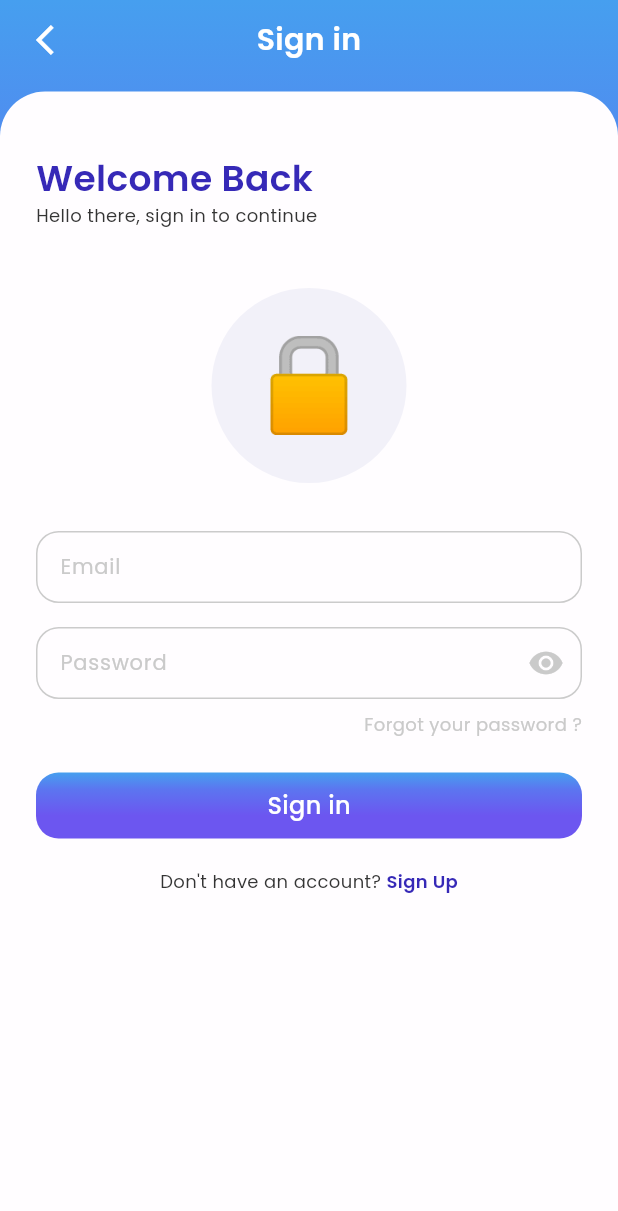
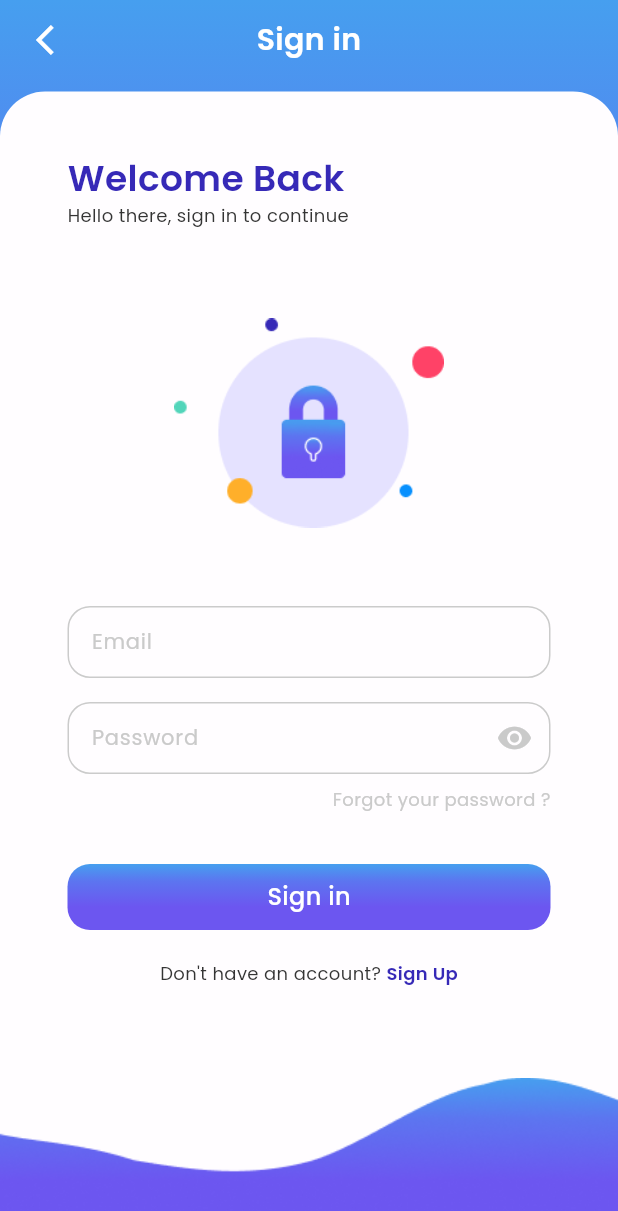
Before and after one commit to ItsKalfox/skillfox, a Flutter app: the screen it shows after launch, after a tap on the "arrow forward" icon, on a phone screen of 412 x 824 dp. Shown: the top 1211 px of the screen. Run offline on Flutter 3.47's test engine with Material 3 defaults, Android fonts, the phone set to English and light mode, and no system bars; our stand-ins replace cloud_firestore, firebase_auth, firebase_core, firebase_storage, flutter_svg, google_fonts and 4 more; accounts and stored records are empty; project files that could hold a hidden picture were left out.

Commit message:
feat: polish sign in screen UI >> >> - Replace lock emoji placeholder with lock-clipart.png asset >> - Add bottom-line.png decoration anchored to true screen bottom >> - Fix bottom line visibility by placing it above the white card in the Stack

```diff
--- a/lib/screens/auth/sign_in_screen.dart
+++ b/lib/screens/auth/sign_in_screen.dart
@@ -52,7 +52,13 @@ class _SignInScreenState extends State<SignInScreen> {
     return Scaffold(
       body: Stack(
         children: [
-          Container(decoration: const BoxDecoration(gradient: AppColors.mainGradient)),
+
+          // ✅ Layer 1 — gradient background fills entire screen
+          Container(
+            decoration: const BoxDecoration(gradient: AppColors.mainGradient),
+          ),
+
+          // ✅ Layer 2 — main content inside SafeArea
           SafeArea(
             child: Column(
               children: [
@@ -69,7 +75,8 @@ class _SignInScreenState extends State<SignInScreen> {
                         child: Text('Sign in',
                           textAlign: TextAlign.center,
                           style: GoogleFonts.poppins(
-                            fontSize: 20, fontWeight: FontWeight.w600, color: Colors.white,
+                            fontSize: 20, fontWeight: FontWeight.w600,
+                            color: Colors.white,
                           ),
                         ),
                       ),
@@ -89,7 +96,10 @@ class _SignInScreenState extends State<SignInScreen> {
                       ),
                     ),
                     child: SingleChildScrollView(
-                      padding: const EdgeInsets.all(24),
+                      padding: const EdgeInsets.only(
+                        top: 24, left: 45, right: 45,
+                        bottom: 120, // ✅ prevents content hiding behind bottom line
+                      ),
                       child: Form(
                         key: _formKey,
                         child: Column(
@@ -108,17 +118,13 @@ class _SignInScreenState extends State<SignInScreen> {
                               ),
                             ),
                             const SizedBox(height: 40),
-                            // Illustration placeholder
+                            // ✅ lock-clipart.png illustration
                             Center(
-                              child: Container(
-                                width: 130, height: 130,
-                                decoration: BoxDecoration(
-                                  color: AppColors.primary4,
-                                  shape: BoxShape.circle,
-                                ),
-                                child: const Center(
-                                  child: Text('🔒', style: TextStyle(fontSize: 60)),
-                                ),
+                              child: Image.asset(
+                                'assets/images/lock-clipart.png',
+                                width: 180,
+                                height: 180,
+                                fit: BoxFit.contain,
                               ),
                             ),
                             const SizedBox(height: 32),
@@ -133,14 +139,17 @@ class _SignInScreenState extends State<SignInScreen> {
                               placeholder: 'Password',
                               obscure: true,
                               controller: _passCtrl,
-                              validator: (v) => v == null || v.isEmpty ? 'Password required' : null,
+                              validator: (v) => v == null || v.isEmpty
+                                  ? 'Password required'
+                                  : null,
                             ),
                             const SizedBox(height: 8),
                             Align(
                               alignment: Alignment.centerRight,
                               child: GestureDetector(
                                 onTap: () => Navigator.push(context,
-                                  MaterialPageRoute(builder: (_) => const ForgotPasswordScreen())),
+                                  MaterialPageRoute(
+                                    builder: (_) => const ForgotPasswordScreen())),
                                 child: Text('Forgot your password ?',
                                   style: GoogleFonts.poppins(
                                     fontSize: 12, color: AppColors.neutral4,
@@ -148,7 +157,7 @@ class _SignInScreenState extends State<SignInScreen> {
                                 ),
                               ),
                             ),
-                            const SizedBox(height: 24),
+                            const SizedBox(height: 35),
                             GradientButton(
                               text: 'Sign in',
                               onPressed: _signIn,
@@ -159,11 +168,13 @@ class _SignInScreenState extends State<SignInScreen> {
                               mainAxisAlignment: MainAxisAlignment.center,
                               children: [
                                 Text("Don't have an account? ",
-                                  style: GoogleFonts.poppins(fontSize: 12, color: AppColors.neutral1),
+                                  style: GoogleFonts.poppins(
+                                    fontSize: 12, color: AppColors.neutral1),
                                 ),
                                 GestureDetector(
                                   onTap: () => Navigator.push(context,
-                                    MaterialPageRoute(builder: (_) => const SignupTypeScreen())),
+                                    MaterialPageRoute(
+                                      builder: (_) => const SignupTypeScreen())),
                                   child: Text('Sign Up',
                                     style: GoogleFonts.poppins(
                                       fontSize: 12, fontWeight: FontWeight.w600,
@@ -182,6 +193,16 @@ class _SignInScreenState extends State<SignInScreen> {
               ],
             ),
           ),
+
+          // ✅ Layer 3 — bottom line on top of everything, ignores SafeArea
+          Positioned(
+            bottom: 0, left: 0, right: 0,
+            child: Image.asset(
+              'assets/images/bottom-line.png',
+              fit: BoxFit.fitWidth,
+            ),
+          ),
+
         ],
       ),
     );
```
Also changed, not shown: assets/images/lock-clipart.png (added).
